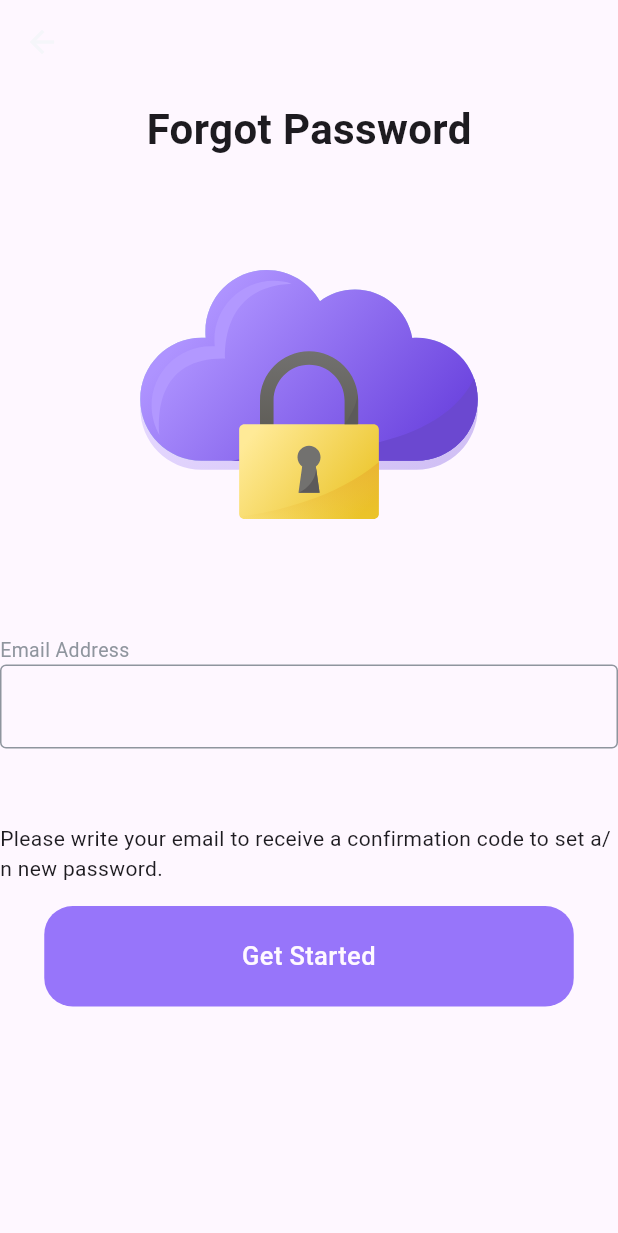
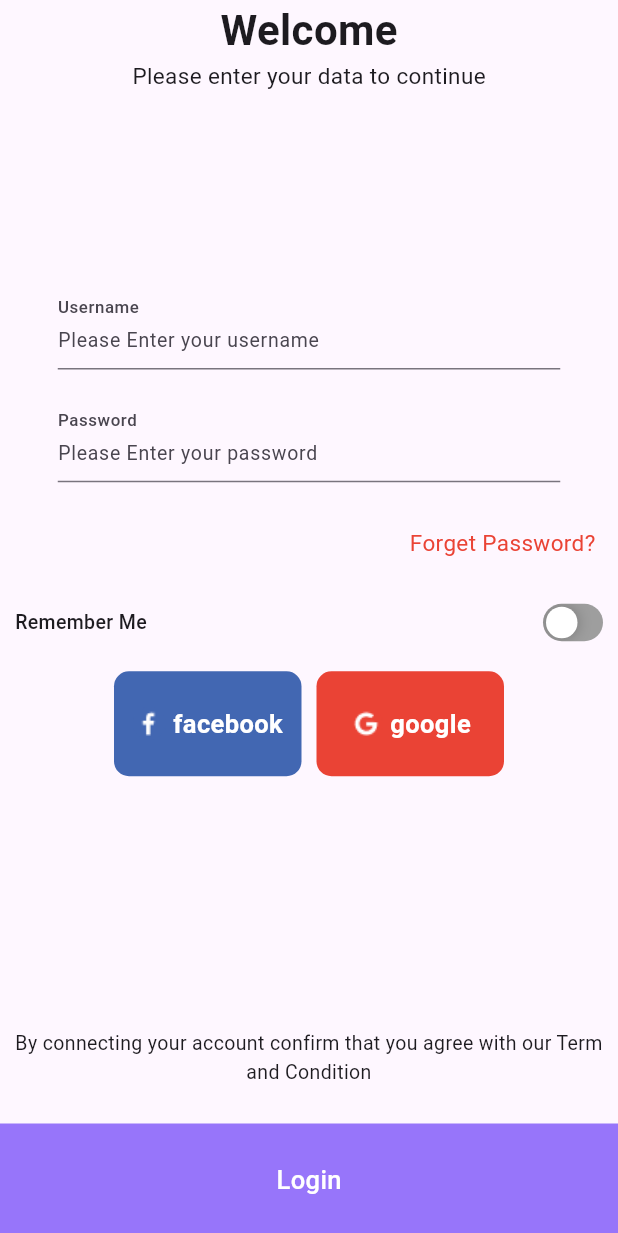
Before and after one commit to MohaMdSalah2003/Ecommerce_app, a Flutter app: the screen it shows after launch, on a phone screen of 412 x 824 dp. Shown: the top 1233 px of the screen. Run offline on Flutter 3.47's test engine with Material 3 defaults, Android fonts, the phone set to English and light mode, and no system bars; drawn by our look-alikes of flutter_advanced_switch; our stand-ins replace dio, flutter_animate, flutter_svg, get; project files that could hold a hidden picture were left out.

Commit message:
auth&gender

```diff
--- /dev/null
+++ b/lib/features/Auth/presentation/views/login_view.dart
@@ -0,0 +1,15 @@
+
+import 'package:flutter/material.dart';
+
+import 'widgets/login_view_body.dart';
+
+class LoginView extends StatelessWidget {
+  const LoginView({super.key});
+
+  @override
+  Widget build(BuildContext context) {
+    return  Scaffold(
+      body: SafeArea(child: LoginViewBody()),
+    );
+  }
+}
--- /dev/null
+++ b/lib/features/Auth/presentation/views/widgets/FaceOrGoogleButton.dart
@@ -0,0 +1,49 @@
+import 'package:ecommerce_app/core/utils/styles.dart';
+import 'package:flutter/material.dart';
+
+class Faceorgooglebutton extends StatelessWidget {
+  const Faceorgooglebutton({super.key});
+
+  @override
+  Widget build(BuildContext context) {
+    return const Row(
+      mainAxisAlignment: MainAxisAlignment.center,
+      children: [
+      Button(color: Color(0xFF4267B2),title: 'facebook', image: 'assets/images/Facebook.png'),
+      SizedBox(width: 10,),
+      Button(color:Color(0xFFEA4335), title: 'google', image: "assets/images/Google.png")],);  }
+}
+
+
+
+
+class Button extends StatelessWidget {
+  const Button({super.key, required this.title, required this.image,required this.color,this.ontap});
+  final String title;
+  final String image;
+  final Color color;
+  final void Function()? ontap;
+  @override
+  Widget build(BuildContext context) {
+    return  GestureDetector(
+      onTap: ontap,
+      child: Container(
+        width: 125,
+        height: 70
+        ,
+        decoration: BoxDecoration(
+         borderRadius:BorderRadius.circular(10) ,
+          color: color
+        ),
+        child: Row(
+          mainAxisAlignment: MainAxisAlignment.center,
+          children: [
+            Image(image: AssetImage(image)),
+            const SizedBox(width: 5,),
+            Text(title,style: Styles.text17SemiBold.copyWith(color: Colors.white),)
+          ],
+        ),
+      ),
+    );
+  }
+}
--- /dev/null
+++ b/lib/features/Auth/presentation/views/widgets/custom_auth_button.dart
@@ -0,0 +1,25 @@
+import 'package:flutter/material.dart';
+
+import '../../../../../core/utils/styles.dart';
+
+class CustomButton extends StatelessWidget {
+  const CustomButton({
+    required this.buttontitle,
+    super.key,
+  });
+  final String buttontitle;
+  @override
+  Widget build(BuildContext context) {
+
+    return GestureDetector(
+      child: Container(
+        color:const Color(0xFF9775FA) ,
+        width: double.infinity,
+        height: 75,
+        child: Center(
+          child: Text(buttontitle,style:Styles.text17Medium.copyWith(color: Colors.white),
+                    ),
+        )),
+    );
+  }
+}
--- /dev/null
+++ b/lib/features/Auth/presentation/views/widgets/custom_auth_textfield.dart
@@ -0,0 +1,28 @@
+import 'package:flutter/material.dart';
+
+import '../../../../../core/utils/styles.dart';
+
+class CustomTextField extends StatelessWidget {
+  const CustomTextField({
+    required this.hinttext,
+    required this.labeltext,
+    super.key,
+  });
+  final String hinttext;
+  final String labeltext;
+  @override
+  Widget build(BuildContext context) {
+    return TextField(
+
+    decoration:InputDecoration(
+    constraints:const BoxConstraints(maxWidth: 335,maxHeight:61 ),
+    alignLabelWithHint: true,
+    floatingLabelAlignment: FloatingLabelAlignment.start,
+    floatingLabelBehavior:FloatingLabelBehavior.always ,
+      hintText:hinttext,
+      hintStyle: Styles.text13Regular,
+      labelText: labeltext,
+      labelStyle: Styles.text15Medium
+    ),);
+  }
+}
--- /dev/null
+++ b/lib/features/Auth/presentation/views/widgets/login_view_body.dart
@@ -0,0 +1,100 @@
+
+import 'package:ecommerce_app/core/utils/styles.dart';
+import 'package:ecommerce_app/features/Auth/presentation/views/gender_view.dart';
+import 'package:ecommerce_app/features/Auth/presentation/views/widgets/FaceOrGoogleButton.dart';
+import 'package:ecommerce_app/features/Auth/presentation/views/widgets/custom_auth_button.dart';
+import 'package:ecommerce_app/features/Auth/presentation/views/widgets/custom_auth_textfield.dart';
+
+import 'package:flutter/material.dart';
+import 'package:flutter/widgets.dart';
+import 'package:flutter_advanced_switch/flutter_advanced_switch.dart';
+import 'package:get/get.dart';
+
+
+class LoginViewBody extends StatefulWidget {
+   LoginViewBody({super.key});
+
+  @override
+  State<LoginViewBody> createState() => _LoginViewBodyState();
+}
+
+class _LoginViewBodyState extends State<LoginViewBody> {
+final _controller = ValueNotifier<bool>(false);
+
+bool _checked = false;
+
+void initState() {
+  super.initState();
+
+  _controller.addListener(() {
+
+    setState(() {
+      if (_controller.value) {
+        _checked = true;
+      } else {
+        _checked = false;
+      }
+    });
+  });
+}
+
+  @override
+  Widget build(BuildContext context) {
+    return Center(
+      child: Column(
+        crossAxisAlignment: CrossAxisAlignment.center,
+        children: [
+          Text("Welcome",style: Styles.text28SemiBold,),
+          Text("Please enter your data to continue",style: Styles.text15Regular,),
+          SizedBox(height: 130,),
+          CustomTextField(
+            hinttext:  "Please Enter your username",
+            labeltext:"Username" ,
+          ),
+        const  SizedBox(height: 20,),
+         const CustomTextField(
+            hinttext:  "Please Enter your password",
+            labeltext:"Password" ,
+          ),
+          const SizedBox(height: 30,),
+          Padding(
+            padding:const EdgeInsets.only(right: 15),
+            child: Align(
+              alignment: Alignment.centerRight,
+              child: Text("Forget Password?",style: Styles.text15Regular.copyWith(color:const Color(0xFFEA4335),),),
+            ),
+          ),
+          SizedBox(height: 30,),
+          Padding(
+            padding: EdgeInsetsDirectional.symmetric(horizontal: 10),
+            child: Row(
+              mainAxisAlignment: MainAxisAlignment.spaceBetween,
+              children: [
+                Text("Remember Me",style: Styles.text13Medium,),
+                AdvancedSwitch(
+                  width: 40,
+                  height: 25,
+                  controller: _controller,
+                ),
+              ],
+            ),
+          ),
+          SizedBox(height: 20,),
+          Faceorgooglebutton(),
+          Spacer(flex: 1,),
+          Padding(
+            padding: const EdgeInsets.symmetric(horizontal: 10),
+            child: Text("By connecting your account confirm that you agree with our Term and Condition",style: Styles.text13Regular,textAlign: TextAlign.center,),
+          ),
+          SizedBox(height: 25,),
+          GestureDetector(
+            onTap: (){
+              Get.to(() => const GenderView());
+            },
+            child: CustomButton(buttontitle: "Login",)),
+
+        ],
+      ),
+    );
+  }
+}
--- a/lib/features/Splash/presentation/views/widget/splash_view_body.dart
+++ b/lib/features/Splash/presentation/views/widget/splash_view_body.dart
@@ -1,4 +1,5 @@
 import 'package:ecommerce_app/features/Auth/presentation/views/forget_password_view.dart';
+import 'package:ecommerce_app/features/Auth/presentation/views/login_view.dart';
 import 'package:flutter/material.dart';
 import 'package:flutter_animate/flutter_animate.dart';
 import 'package:flutter_svg/flutter_svg.dart';
@@ -16,7 +17,7 @@ class _SplashViewBodyState extends State<SplashViewBody> {
   void initState() {
     Future.delayed(const Duration(seconds: 4), () {
       Get.to(
-        () => const ForgotPasswordView(),
+        () => const LoginView(),
         transition: Transition.rightToLeft,
       );
     });
--- a/pubspec.yaml
+++ b/pubspec.yaml
@@ -32,6 +32,7 @@ dependencies:
   dio: ^5.5.0+1
   flutter:
     sdk: flutter
+  flutter_advanced_switch: ^3.1.0
   flutter_animate: ^4.5.0
   flutter_svg: ^2.0.10+1
   get: ^4.6.6
```
Also changed, not shown: lib/features/Auth/presentation/views/gender_view.dart (added, +14 -0 lines), lib/features/Auth/presentation/views/signup_view.dart (added, +13 -0 lines), lib/features/Auth/presentation/views/widgets/gender_view_body.dart (added, +68 -0 lines), lib/features/Auth/presentation/views/widgets/signup_view_body.dart (added, +97 -0 lines), assets/fonts/FiraSans-Regular.ttf (added), assets/fonts/Sacramento-Regular.ttf (added), assets/images/Facebook.png (added), assets/images/Gender.svg (added), assets/images/Google.png (added), assets/images/gender.png (added), pubspec.lock.
